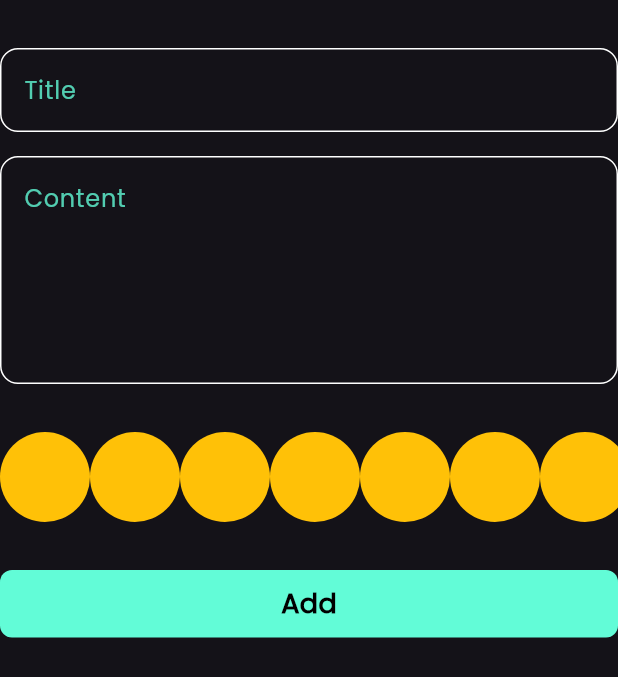
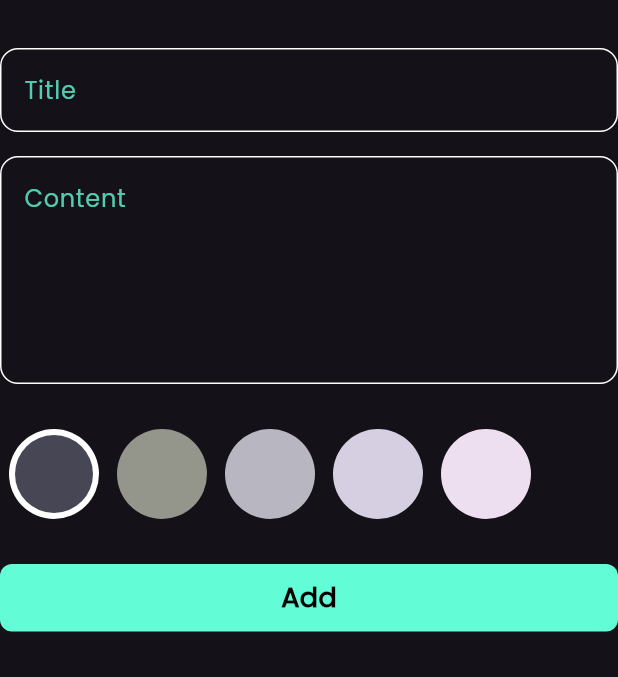
Before and after one commit to Nour-Hagag/notes_app, a Flutter app: the AddNoteForm widget shown alone on an empty page, opened directly, on a phone screen of 412 x 824 dp. Shown: the top 677 px of the screen. Run offline on Flutter 3.47's test engine with Material 3 defaults, Android fonts, the phone set to English and light mode, and no system bars; our stand-ins replace bloc, flutter_bloc, font_awesome_flutter, hive, hive_flutter; accounts and stored records are empty.

Commit message:
colors listview p2

```diff
--- a/lib/widgets/add_note_form.dart
+++ b/lib/widgets/add_note_form.dart
@@ -40,9 +40,9 @@ class _AddNoteFormState extends State<AddNoteForm> {
               content = value;
             },
           ),
-          const SizedBox(height: 32),
+          const SizedBox(height: 30),
           const ColorsListView(),
-          const SizedBox(height: 32),
+          const SizedBox(height: 30),
           BlocBuilder<AddNoteCubit, AddNoteState>(
             builder: (context, state) {
               return CustomAddButton(
--- a/lib/widgets/colors_list_view.dart
+++ b/lib/widgets/colors_list_view.dart
@@ -1,26 +1,58 @@
 import 'package:flutter/material.dart';
 
 class ColorItem extends StatelessWidget {
-  const ColorItem({super.key});
-
+  const ColorItem({super.key, required this.isPicked, required this.color});
+  final bool isPicked;
+  final Color color;
   @override
   Widget build(BuildContext context) {
-    return const CircleAvatar(radius: 30, backgroundColor: Colors.amber);
+    return isPicked
+        ? CircleAvatar(
+            backgroundColor: Colors.white,
+            radius: 30,
+            child: CircleAvatar(radius: 26, backgroundColor: color),
+          )
+        : CircleAvatar(radius: 30, backgroundColor: color);
   }
 }
 
-class ColorsListView extends StatelessWidget {
+class ColorsListView extends StatefulWidget {
   const ColorsListView({super.key});
 
+  @override
+  State<ColorsListView> createState() => _ColorsListViewState();
+}
+
+class _ColorsListViewState extends State<ColorsListView> {
+  int currentIndex = 0;
+  List<Color> colors = const [
+    Color(0xff464655),
+    Color(0xff94958B),
+    Color(0xffB7B6C1),
+    Color(0xffD5CFE1),
+    Color(0xffEDDFEF),
+  ];
   @override
   Widget build(BuildContext context) {
     return SizedBox(
       height: 30 * 2,
       child: ListView.builder(
         scrollDirection: Axis.horizontal,
-        itemCount: 10,
+        itemCount: colors.length,
         itemBuilder: (context, index) {
-          return const ColorItem();
+          return Padding(
+            padding: const EdgeInsets.symmetric(horizontal: 6),
+            child: GestureDetector(
+              onTap: () {
+                currentIndex = index;
+                setState(() {});
+              },
+              child: ColorItem(
+                color: colors[index],
+                isPicked: currentIndex == index,
+              ),
+            ),
+          );
         },
       ),
     );
```
